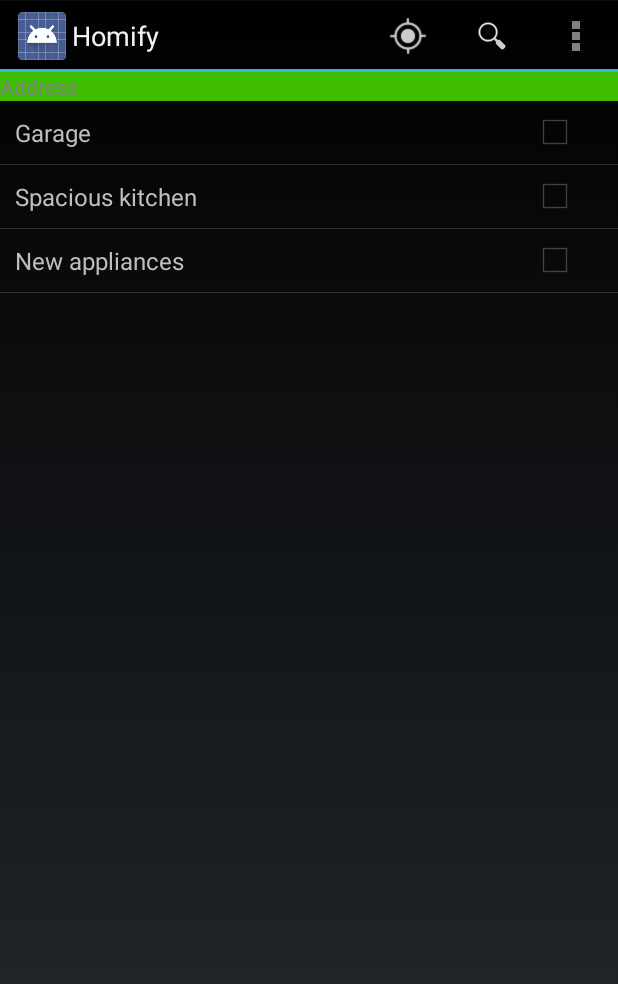
After one commit to alambd34/Homify, an Android app: the UnitPreferenceActivity screen opened directly, with no data from a screen before it, on a phone screen of 412 x 824 dp. The commit adds this screen. Shown: the top 984 px of the screen. Run offline under Robolectric (Android 15) with nearby library versions, the phone set to English and light mode, and no system bars.

Commit message:
add google services 7

```diff
--- /dev/null
+++ b/app/src/main/java/com/android/homify/activities/AbstarctPreferenceActivity.java
@@ -0,0 +1,141 @@
+package com.android.homify.activities;
+
+import android.app.Activity;
+import android.os.Bundle;
+import android.view.Menu;
+import android.view.MenuInflater;
+import android.view.View;
+import android.widget.AdapterView;
+import android.widget.ListView;
+import android.widget.SearchView;
+
+import com.android.homify.R;
+import com.android.homify.activities.adapter.PreferenceArrayAdapter;
+import com.android.homify.db.PreferencesDaoImpl;
+import com.android.homify.model.Preference;
+import com.android.homify.model.PreferenceViewHolder;
+
+import java.util.List;
+
+/**
+ * Created by nickyska on 10/8/2015.
+ */
+public abstract class AbstarctPreferenceActivity extends Activity {
+
+    public static final String USER_PREFERENCE = "user-preference";
+    protected PreferencesDaoImpl preferencesDao;
+    private ListView mainListView = null;
+    private List<Preference> preferences = null;
+    private PreferenceArrayAdapter listAdapter = null;
+    private SearchView search;
+    private View locationView;
+
+
+    @Override
+    public void onCreate(Bundle savedInstanceState) {
+        super.onCreate(savedInstanceState);
+        setContentView(R.layout.preferences_layout);
+        // search = (SearchView) findViewById(R.action_bar_user.action_bar_user);
+
+        enableAddressBar();
+
+        this.preferencesDao = new PreferencesDaoImpl(this);
+        this.preferencesDao.open(getResources());
+
+        mainListView = (ListView) findViewById(R.id.mainListView);
+
+        // When item is tapped, toggle checked properties of CheckBox and
+        // Preference.
+        mainListView
+                .setOnItemClickListener(new AdapterView.OnItemClickListener() {
+                    @Override
+                    public void onItemClick(AdapterView<?> parent, View item,
+                                            int position, long id) {
+                        Preference preference = listAdapter.getItem(position);
+                        preference.toggleChecked();
+                        PreferenceViewHolder viewHolder = (PreferenceViewHolder) item
+                                .getTag();
+                        viewHolder.getCheckBox().setChecked(preference.isChecked());
+                    }
+                });
+
+        // Create and populate preferences.
+        this.preferences = getPreferencesList();
+
+        // Set our custom array adapter as the ListView's adapter.
+        listAdapter = new PreferenceArrayAdapter(this, this.preferences, preferencesDao);
+        mainListView.setAdapter(listAdapter);
+    }
+
+    //if from unit preferences screen no address bar should be present
+    protected void enableAddressBar() {
+
+        View addresbarTextView = findViewById(R.id.address_bar_id);
+        switch (getActionBarLayoutId()) {
+            case R.menu.action_bar_user:
+                addresbarTextView.setVisibility(View.GONE);
+            default:
+                addresbarTextView.setEnabled(true);
+        }
+    }
+
+    private void setSearchViewListener(SearchView searchView) {
+
+        search.setOnQueryTextFocusChangeListener(new View.OnFocusChangeListener() {
+
+            @Override
+            public void onFocusChange(View v, boolean hasFocus) {
+//                Toast.makeText(getBaseContext(), String.valueOf(hasFocus),
+//                        Toast.LENGTH_SHORT).show();
+            }
+        });
+
+        //*** setOnQueryTextListener ***
+        search.setOnQueryTextListener(new SearchView.OnQueryTextListener() {
+
+            @Override
+            public boolean onQueryTextSubmit(String query) {
+                return false;
+            }
+
+            @Override
+            public boolean onQueryTextChange(String newText) {
+
+                listAdapter.getFilter().filter(newText);
+                return false;
+            }
+        });
+
+
+    }
+
+    public View getActionBarView(final Activity activity) {
+
+        //final String packageName = activity instanceof AppCompatActivity ? activity.getPackageName() : "android";
+        final String packageName = "android";
+        final int resId = activity.getResources().getIdentifier("action_bar_container", "id", packageName);
+        final View view = activity.findViewById(resId);
+        return view;
+    }
+
+
+    @Override
+    public boolean onCreateOptionsMenu(Menu menu) {
+        MenuInflater inflater = getMenuInflater();
+        inflater.inflate(getActionBarLayoutId(), menu);
+
+        this.search = (SearchView) menu.findItem(R.id.action_search).getActionView();
+
+        setSearchViewListener(this.search);
+        return super.onCreateOptionsMenu(menu);
+    }
+
+    /**
+     * @returns id of the layout in action bar
+     */
+    protected abstract int getActionBarLayoutId();
+
+    protected abstract List<Preference> getPreferencesList();
+
+
+}
--- a/app/src/main/java/com/android/homify/activities/SplashActivity.java
+++ b/app/src/main/java/com/android/homify/activities/SplashActivity.java
@@ -30,8 +30,8 @@ public class SplashActivity extends Activity {
             @Override
             public void run() {
                 // This method will be executed once the timer is over
-                // Start your app main activity
-                Intent i = new Intent(SplashActivity.this, UserPreferencesActivity.class);
+                // Start your app preferences_layout activity
+                Intent i = new Intent(SplashActivity.this, MainActivity.class);
                 startActivity(i);
                 // close this activity
                 finish();
--- /dev/null
+++ b/app/src/main/java/com/android/homify/activities/UnitPreferenceActivity.java
@@ -0,0 +1,188 @@
+package com.android.homify.activities;
+
+import android.location.Location;
+import android.os.Bundle;
+import android.util.Log;
+import android.view.MenuItem;
+import android.view.View;
+import android.widget.Toast;
+
+import com.android.homify.R;
+import com.android.homify.model.Preference;
+import com.android.homify.model.PreferenceBuilder;
+import com.google.android.gms.common.ConnectionResult;
+import com.google.android.gms.common.GooglePlayServicesUtil;
+import com.google.android.gms.common.api.GoogleApiClient;
+import com.google.android.gms.location.LocationRequest;
+import com.google.android.gms.location.LocationServices;
+
+import java.util.ArrayList;
+import java.util.List;
+
+/**
+ * Created by nickyska on 10/8/2015.
+ */
+public class UnitPreferenceActivity extends AbstarctPreferenceActivity
+        implements GoogleApiClient.ConnectionCallbacks, GoogleApiClient.OnConnectionFailedListener {
+
+    // LogCat tag
+    private static final String TAG = UnitPreferenceActivity.class.getSimpleName();
+    // Location updates intervals in sec
+    private final static int UPDATE_INTERVAL = 10000; // 10 sec
+    private final static int FATEST_INTERVAL = 5000; // 5 sec
+    private final static int DISPLACEMENT = 10; // 10 meters
+    private final static int PLAY_SERVICES_RESOLUTION_REQUEST = 1000;
+    private Location mLastLocation;
+    // Google client to interact with Google API
+    private GoogleApiClient mGoogleApiClient;
+    // boolean flag to toggle periodic location updates
+    private boolean mRequestingLocationUpdates = false;
+    private LocationRequest mLocationRequest;
+
+    @Override
+    protected int getActionBarLayoutId() {
+        return R.menu.action_bar_unit;
+    }
+
+    @Override
+    public void onCreate(Bundle savedInstanceState) {
+        super.onCreate(savedInstanceState);
+
+        View actionBarView = getActionBarView(this);
+        actionBarView.setOnClickListener(new View.OnClickListener() {
+
+            @Override
+            public void onClick(View v) {
+                displayLocation();
+            }
+        });
+
+    }
+
+
+    @Override
+    public List<Preference> getPreferencesList() {
+
+        String[] itemNames = getApplicationContext().getResources().getStringArray(R.array.itemTypes);
+        List<Preference> list = new ArrayList<Preference>();
+
+        for (String name : itemNames) {
+            list.add(new PreferenceBuilder(name, UserPreferencesActivity.USER_PREFERENCE).setChecked(false).build());
+        }
+
+        return list;
+    }
+
+
+    /**
+     * Method to display the location on UI
+     */
+    private void displayLocation() {
+
+        mLastLocation = LocationServices.FusedLocationApi
+                .getLastLocation(mGoogleApiClient);
+
+        if (mLastLocation != null) {
+            double latitude = mLastLocation.getLatitude();
+            double longitude = mLastLocation.getLongitude();
+
+            //lblLocation.setText(latitude + ", " + longitude);
+            Toast.makeText(getBaseContext(), latitude + ", " + longitude, Toast.LENGTH_SHORT).show();
+
+        } else {
+            Toast.makeText(getBaseContext(), "(Couldn't get the location. Make sure location is enabled on the device)", Toast.LENGTH_SHORT).show();
+//            lblLocation
+//                    .setText();
+        }
+    }
+
+    /**
+     * Creating google api client object
+     */
+    protected synchronized void buildGoogleApiClient() {
+        mGoogleApiClient = new GoogleApiClient.Builder(this)
+                .addConnectionCallbacks(this)
+                .addOnConnectionFailedListener(this)
+                .addApi(LocationServices.API).build();
+    }
+
+    /**
+     * Method to verify google play services on the device
+     */
+    private boolean checkPlayServices() {
+        int resultCode = GooglePlayServicesUtil
+                .isGooglePlayServicesAvailable(this);
+        if (resultCode != ConnectionResult.SUCCESS) {
+            if (GooglePlayServicesUtil.isUserRecoverableError(resultCode)) {
+                GooglePlayServicesUtil.getErrorDialog(resultCode, this,
+                        PLAY_SERVICES_RESOLUTION_REQUEST).show();
+            } else {
+                Toast.makeText(getApplicationContext(),
+                        "This device is not supported.", Toast.LENGTH_LONG)
+                        .show();
+                finish();
+            }
+            return false;
+        }
+        return true;
+    }
+
+    @Override
+    protected void onStart() {
+        super.onStart();
+        if (mGoogleApiClient != null) {
+            mGoogleApiClient.connect();
+        }
+    }
+
+    @Override
+    protected void onResume() {
+        super.onResume();
+
+        checkPlayServices();
+    }
+
+    /**
+     * Google api callback methods
+     */
+    @Override
+    public void onConnectionFailed(ConnectionResult result) {
+        Log.i(TAG, "Connection failed: ConnectionResult.getErrorCode() = "
+                + result.getErrorCode());
+    }
+
+    @Override
+    public void onConnected(Bundle arg0) {
+
+        // Once connected with google api, get the location
+        displayLocation();
+    }
+
+    @Override
+    public void onConnectionSuspended(int arg0) {
+        mGoogleApiClient.connect();
+    }
+
+    @Override
+    public boolean onOptionsItemSelected(MenuItem item) {
+
+        switch (item.getItemId()) {
+            case R.id.action_search:
+                return true;
+            case R.id.action_location_found:
+//
+                if (checkPlayServices()) {
+
+                    // Building the GoogleApi client
+                    buildGoogleApiClient();
+                }
+
+                // Show location button click listener
+
+
+            default:
+                return super.onOptionsItemSelected(item);
+        }
+
+    }
+}
--- a/app/src/main/java/com/android/homify/db/HomifySQLiteHelper.java
+++ b/app/src/main/java/com/android/homify/db/HomifySQLiteHelper.java
@@ -95,7 +95,7 @@ public class HomifySQLiteHelper extends SQLiteOpenHelper {
 
     private List<Preference> getHomePreferences(String[] itemNames) {
 
-        List<Preference> list = new ArrayList<>();
+        List<Preference> list = new ArrayList<Preference>();
 
         for (String name : itemNames) {
             list.add(new PreferenceBuilder(name, UserPreferencesActivity.USER_PREFERENCE).setChecked(false).build());
--- a/app/src/main/java/com/android/homify/db/PreferencesDaoImpl.java
+++ b/app/src/main/java/com/android/homify/db/PreferencesDaoImpl.java
@@ -47,7 +47,7 @@ public class PreferencesDaoImpl implements PreferenceDao {
         Cursor cursor = database.query(HomifySQLiteHelper.TABLE_PREFERENCES, allColumns, HomifySQLiteHelper.COLUMN_TYPE + " = ?", new String[]{type},
                 null, null, HomifySQLiteHelper.COLUMN_NAME);
 
-        List<Preference> preferences = new ArrayList<>();
+        List<Preference> preferences = new ArrayList<Preference>();
         for (boolean hasItem = cursor.moveToFirst(); hasItem; hasItem = cursor.moveToNext()) {
             Preference newPreference = cursorToPreference(cursor);
             preferences.add(newPreference);
--- /dev/null
+++ b/app/src/main/res/layout/preferences_layout.xml
@@ -0,0 +1,25 @@
+<?xml version="1.0" encoding="utf-8"?>
+<LinearLayout xmlns:android="http://schemas.android.com/apk/res/android"
+    android:layout_width="fill_parent"
+    android:layout_height="fill_parent"
+    android:orientation="vertical">
+
+    <LinearLayout
+        android:layout_width="match_parent"
+        android:layout_height="wrap_content">
+
+        <TextView
+            android:id="@+id/address_bar_id"
+            android:layout_width="fill_parent"
+            android:layout_height="fill_parent"
+            android:layout_gravity="fill_horizontal"
+            android:background="#3fbf00"
+            android:hint="@string/address_string" />
+    </LinearLayout>
+
+    <ListView
+        android:id="@+id/mainListView"
+        android:layout_width="fill_parent"
+        android:layout_height="fill_parent"></ListView>
+
+</LinearLayout>
--- a/app/src/main/res/menu/menu.xml
+++ b/app/src/main/res/menu/action_bar_unit.xml
@@ -1,3 +1,4 @@
+<?xml version="1.0" encoding="utf-8"?>
 <menu xmlns:android="http://schemas.android.com/apk/res/android"
     xmlns:tools="http://schemas.android.com/tools"
     tools:context=".MainActivity">
@@ -6,15 +7,24 @@
     <!--android:orderInCategory="100"-->
     <!--android:title="@string/string_preferences"-->
     <!--app:showAsAction="never" />-->
+
+
+    <item
+        android:id="@+id/action_location_found"
+        android:icon="@drawable/ic_action_location_found"
+        android:showAsAction="always"
+        android:title="@string/action_location_found" />
+
     <item
         android:id="@+id/action_settings"
         android:orderInCategory="100"
         android:showAsAction="never"
         android:title="@string/string_preferences" />
-
+    <!--app:actionViewClass="android.support.v7.widget.SearchView""-->
     <item
         android:id="@+id/action_search"
         android:actionViewClass="android.widget.SearchView"
+
         android:icon="@drawable/ic_action_search"
         android:showAsAction="always"
         android:title="@string/search_label" />
--- /dev/null
+++ b/app/src/main/res/menu/action_bar_user.xml
@@ -0,0 +1,32 @@
+<menu xmlns:android="http://schemas.android.com/apk/res/android"
+    xmlns:tools="http://schemas.android.com/tools"
+    tools:context=".MainActivity">
+    <!--<item-->
+    <!--android:id="@+id/action_preferences"-->
+    <!--android:orderInCategory="100"-->
+    <!--android:title="@string/string_preferences"-->
+    <!--app:showAsAction="never" />-->
+    <item
+        android:id="@+id/action_settings"
+        android:orderInCategory="100"
+        android:showAsAction="never"
+        android:title="@string/string_preferences" />
+
+    <item
+        android:id="@+id/action_search"
+        android:actionViewClass="android.widget.SearchView"
+        android:icon="@drawable/ic_action_search"
+        android:showAsAction="ifRoom"
+        android:title="@string/search_label" />
+
+    <!--<SearchView-->
+    <!--android:id="@+id/action_search"-->
+    <!--android:layout_width="wrap_content"-->
+    <!--android:layout_height="wrap_content"-->
+    <!--android:layout_centerHorizontal="true"-->
+    <!--android:layout_alignParentTop="true"-->
+    <!--android:layout_marginTop="30dp" >-->
+    <!--</SearchView>-->
+
+
+</menu>
--- /dev/null
+++ b/app/src/main/res/values-w820dp/strings.xml
@@ -0,0 +1,5 @@
+<?xml version="1.0" encoding="utf-8"?>
+<resources>
+    <string name="set_preferences_string">Set preferences</string>
+    <string name="set_unit_preferences">Start homify</string>
+</resources>
--- a/app/src/main/res/values/strings.xml
+++ b/app/src/main/res/values/strings.xml
@@ -7,7 +7,10 @@
     <string name="title_activity_display_message">My Message</string>
     <string name="search_label">Search</string>
     <string name="search_hint">Search for preferences</string>
-
+    <string name="set_preferences_string">Set preferences</string>
+    <string name="set_unit_preferences">Start homify</string>
+    <string name="action_location_found">Get location</string>
+    <string name="address_string">Address</string>
 
 
     <string-array name="itemTypes">
```
Also changed, not shown: app/build.gradle (+6 -4 lines), app/src/main/AndroidManifest.xml (+9 -7 lines), app/src/main/java/com/android/homify/activities/MainActivity.java (added, +36 -0 lines), app/src/main/java/com/android/homify/activities/UserPreferencesActivity.java (+5 -96 lines), app/src/main/res/layout/layout_preferences.xml (deleted, +0 -13 lines), app/src/main/res/layout/main.xml (+18 -6 lines), app/src/main/res/drawable/ic_action_location_found.png (added), 1 other file.
